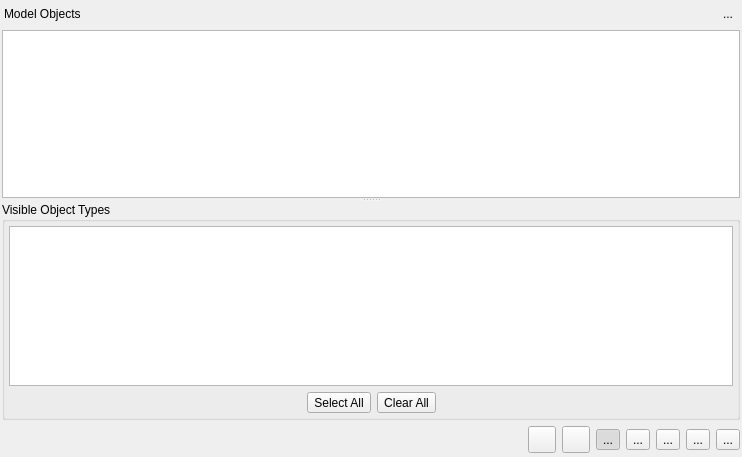
This is libpgmodeler_ui/ui/modelobjectswidget.ui in pgmodeler/pgmodeler as Qt 5 draws it before an edit. The edited form follows.
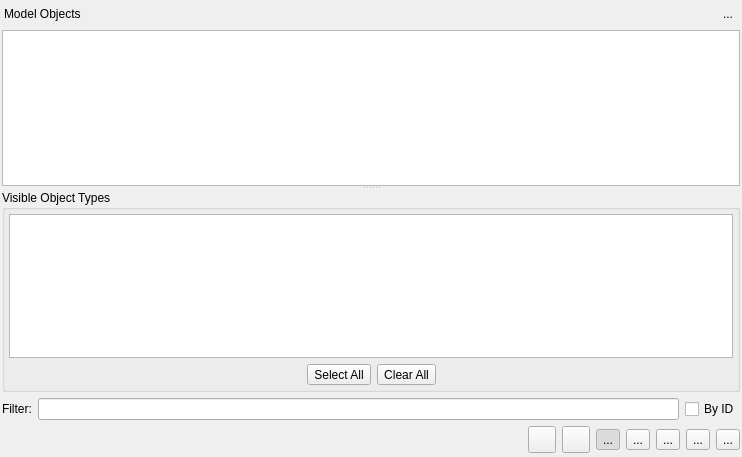
This is the edited form. Icons and pictures are not drawn.

Commit message: Huge improvement on model validation process. This improvement is related mainly to reverse engineered models that, in theory, aren't invalid but in previous versions pgModeler was raising validation errors and the user needed to fix those problems even the model being consistent on database server. Now pgModeler honors the imported structure and in a few cases of db import there will be inconsistencies.

Patch:
```diff
--- a/libpgmodeler_ui/ui/modelobjectswidget.ui
+++ b/libpgmodeler_ui/ui/modelobjectswidget.ui
@@ -135,7 +135,7 @@
      </layout>
     </widget>
    </item>
-   <item row="1" column="0">
+   <item row="2" column="0">
     <widget class="QWidget" name="content_wgt" native="true">
      <layout class="QGridLayout" name="gridLayout_3">
       <property name="leftMargin">
@@ -237,7 +237,7 @@
               <enum>QFrame::Sunken</enum>
              </property>
              <property name="horizontalScrollBarPolicy">
-              <enum>Qt::ScrollBarAsNeeded</enum>
+              <enum>Qt::ScrollBarAlwaysOff</enum>
              </property>
              <property name="autoScroll">
               <bool>true</bool>
@@ -290,14 +290,28 @@
              <property name="expandsOnDoubleClick">
               <bool>false</bool>
              </property>
+             <property name="columnCount">
+              <number>2</number>
+             </property>
+             <attribute name="headerDefaultSectionSize">
+              <number>50</number>
+             </attribute>
+             <attribute name="headerMinimumSectionSize">
+              <number>50</number>
+             </attribute>
              <attribute name="headerStretchLastSection">
-              <bool>true</bool>
+              <bool>false</bool>
              </attribute>
              <column>
               <property name="text">
                <string>1</string>
               </property>
              </column>
+             <column>
+              <property name="text">
+               <string notr="true">2</string>
+              </property>
+             </column>
             </widget>
            </item>
           </layout>
@@ -378,6 +392,15 @@
              <attribute name="verticalHeaderStretchLastSection">
               <bool>false</bool>
              </attribute>
+             <column>
+              <property name="text">
+               <string>ID</string>
+              </property>
+              <property name="icon">
+               <iconset resource="../res/resources.qrc">
+                <normaloff>:/icones/icones/uid.png</normaloff>:/icones/icones/uid.png</iconset>
+              </property>
+             </column>
              <column>
               <property name="text">
                <string>Object</string>
@@ -548,7 +571,7 @@
      </layout>
     </widget>
    </item>
-   <item row="2" column="0">
+   <item row="4" column="0">
     <layout class="QHBoxLayout" name="horizontalLayout">
      <item>
       <spacer name="horizontalSpacer">
@@ -822,6 +845,46 @@
      </item>
     </layout>
    </item>
+   <item row="3" column="0">
+    <layout class="QHBoxLayout" name="horizontalLayout_4">
+     <property name="topMargin">
+      <number>0</number>
+     </property>
+     <property name="bottomMargin">
+      <number>0</number>
+     </property>
+     <item>
+      <widget class="QLabel" name="filter_lbl">
+       <property name="enabled">
+        <bool>true</bool>
+       </property>
+       <property name="sizePolicy">
+        <sizepolicy hsizetype="Fixed" vsizetype="Preferred">
+         <horstretch>0</horstretch>
+         <verstretch>0</verstretch>
+        </sizepolicy>
+       </property>
+       <property name="text">
+        <string>Filter:</string>
+       </property>
+      </widget>
+     </item>
+     <item>
+      <widget class="QLineEdit" name="filter_edt">
+       <property name="enabled">
+        <bool>true</bool>
+       </property>
+      </widget>
+     </item>
+     <item>
+      <widget class="QCheckBox" name="by_id_chk">
+       <property name="text">
+        <string>By ID</string>
+       </property>
+      </widget>
+     </item>
+    </layout>
+   </item>
   </layout>
  </widget>
  <tabstops>
```
The commit also changes 42 other files.
